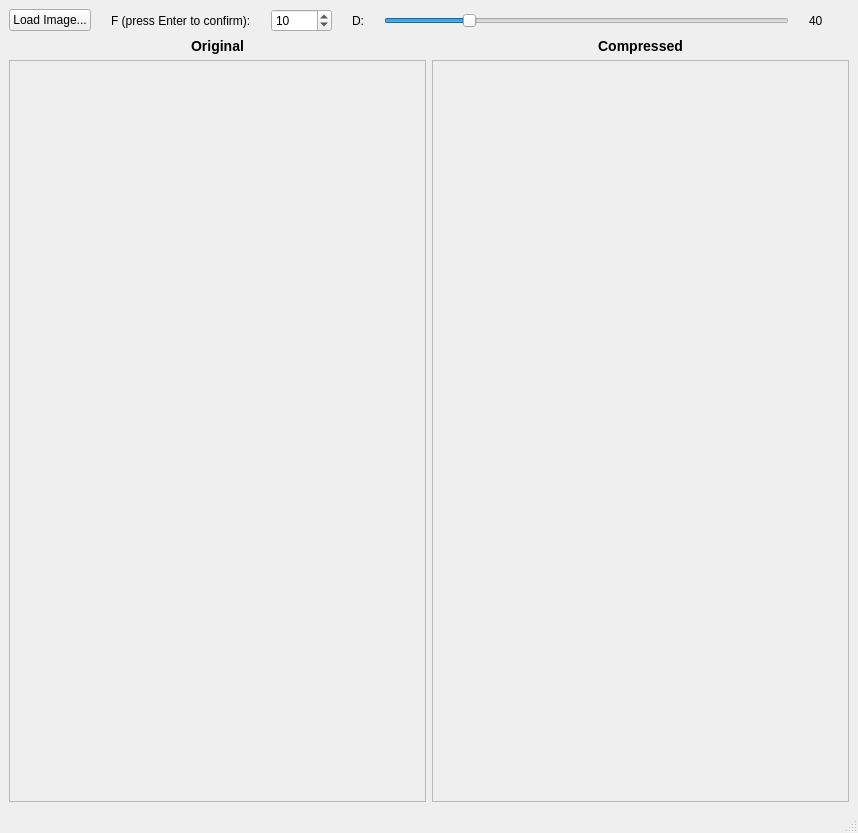
Old version of the form mainwindow.ui in the repository GhislottiGianluca/jpeg_Compression.
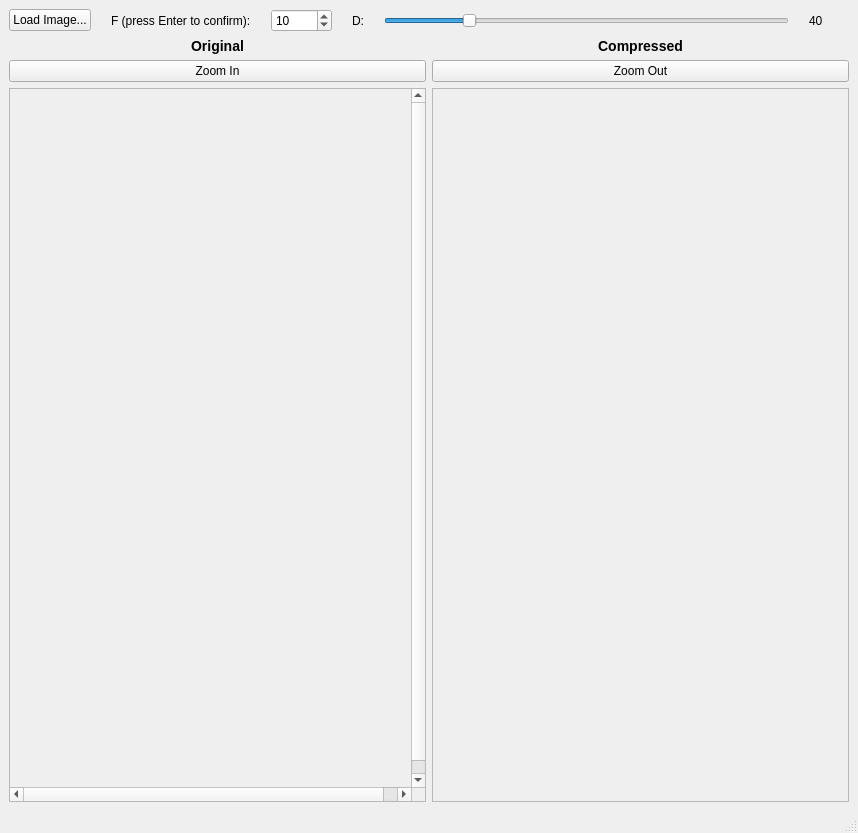
New version of the form.

Commit message: Added zoom functionality

The edit to the form file:
```diff
--- a/mainwindow.ui
+++ b/mainwindow.ui
@@ -140,20 +140,41 @@
       </item>
      </layout>
     </item>
+    <item>
+     <layout class="QHBoxLayout" name="horizontalLayout_4">
+      <property name="topMargin">
+       <number>0</number>
+      </property>
+      <item>
+       <widget class="QPushButton" name="zoomIn">
+        <property name="text">
+         <string>Zoom In</string>
+        </property>
+       </widget>
+      </item>
+      <item>
+       <widget class="QPushButton" name="zoomOut">
+        <property name="text">
+         <string>Zoom Out</string>
+        </property>
+       </widget>
+      </item>
+     </layout>
+    </item>
     <item>
      <layout class="QHBoxLayout" name="horizontalLayout_3">
       <item>
        <widget class="QScrollArea" name="scrollOriginal">
         <property name="widgetResizable">
-         <bool>true</bool>
+         <bool>false</bool>
         </property>
         <widget class="QWidget" name="layoutOriginal">
          <property name="geometry">
           <rect>
            <x>0</x>
            <y>0</y>
-           <width>409</width>
-           <height>674</height>
+           <width>416</width>
+           <height>711</height>
           </rect>
          </property>
         </widget>
@@ -162,15 +183,15 @@
       <item>
        <widget class="QScrollArea" name="scrollCompressed">
         <property name="widgetResizable">
-         <bool>true</bool>
+         <bool>false</bool>
         </property>
         <widget class="QWidget" name="layout2">
          <property name="geometry">
           <rect>
            <x>0</x>
            <y>0</y>
-           <width>409</width>
-           <height>674</height>
+           <width>415</width>
+           <height>681</height>
           </rect>
          </property>
         </widget>
```
Left out of the diff: 2 changed lines with no effect on the pictures. The commit also changes 2 other files.
